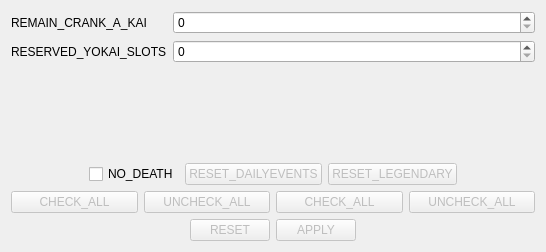
Qt form src/ui/section1tab.ui (Orionsilver/Yo-kai_Editor_B2) before a commit.
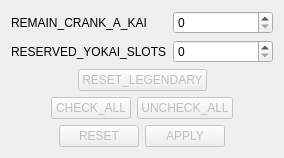
The same form after that commit.

Commit message: implement section 36 separation, and more

```diff
--- a/src/ui/section1tab.ui
+++ b/src/ui/section1tab.ui
@@ -2,14 +2,6 @@
 <ui version="4.0">
  <class>Section1Tab</class>
  <widget class="QWidget" name="Section1Tab">
-  <property name="geometry">
-   <rect>
-    <x>0</x>
-    <y>0</y>
-    <width>546</width>
-    <height>252</height>
-   </rect>
-  </property>
   <property name="windowTitle">
    <string notr="true">Form</string>
   </property>
@@ -61,23 +53,6 @@
        </property>
       </spacer>
      </item>
-     <item>
-      <widget class="QCheckBox" name="noDeathCB">
-       <property name="text">
-        <string>NO_DEATH</string>
-       </property>
-      </widget>
-     </item>
-     <item>
-      <widget class="QPushButton" name="resetDaily">
-       <property name="enabled">
-        <bool>false</bool>
-       </property>
-       <property name="text">
-        <string>RESET_DAILYEVENTS</string>
-       </property>
-      </widget>
-     </item>
      <item>
       <widget class="QPushButton" name="legendResetButton">
        <property name="enabled">
@@ -105,6 +80,19 @@
    </item>
    <item>
     <layout class="QHBoxLayout" name="horizontalLayout_4">
+     <item>
+      <spacer name="horizontalSpacer_8">
+       <property name="orientation">
+        <enum>Qt::Horizontal</enum>
+       </property>
+       <property name="sizeHint" stdset="0">
+        <size>
+         <width>40</width>
+         <height>20</height>
+        </size>
+       </property>
+      </spacer>
+     </item>
      <item>
       <layout class="QVBoxLayout" name="trophyLayout">
        <item>
@@ -134,32 +122,17 @@
       </layout>
      </item>
      <item>
-      <layout class="QVBoxLayout" name="flagLayout">
-       <item>
-        <layout class="QHBoxLayout" name="horizontalLayout_2">
-         <item>
-          <widget class="QPushButton" name="flagCheckAll">
-           <property name="enabled">
-            <bool>false</bool>
-           </property>
-           <property name="text">
-            <string>CHECK_ALL</string>
-           </property>
-          </widget>
-         </item>
-         <item>
-          <widget class="QPushButton" name="flagUncheckAll">
-           <property name="enabled">
-            <bool>false</bool>
-           </property>
-           <property name="text">
-            <string>UNCHECK_ALL</string>
-           </property>
-          </widget>
-         </item>
-        </layout>
-       </item>
-      </layout>
+      <spacer name="horizontalSpacer_7">
+       <property name="orientation">
+        <enum>Qt::Horizontal</enum>
+       </property>
+       <property name="sizeHint" stdset="0">
+        <size>
+         <width>40</width>
+         <height>20</height>
+        </size>
+       </property>
+      </spacer>
      </item>
     </layout>
    </item>
```
The commit also changes 28 other files.
